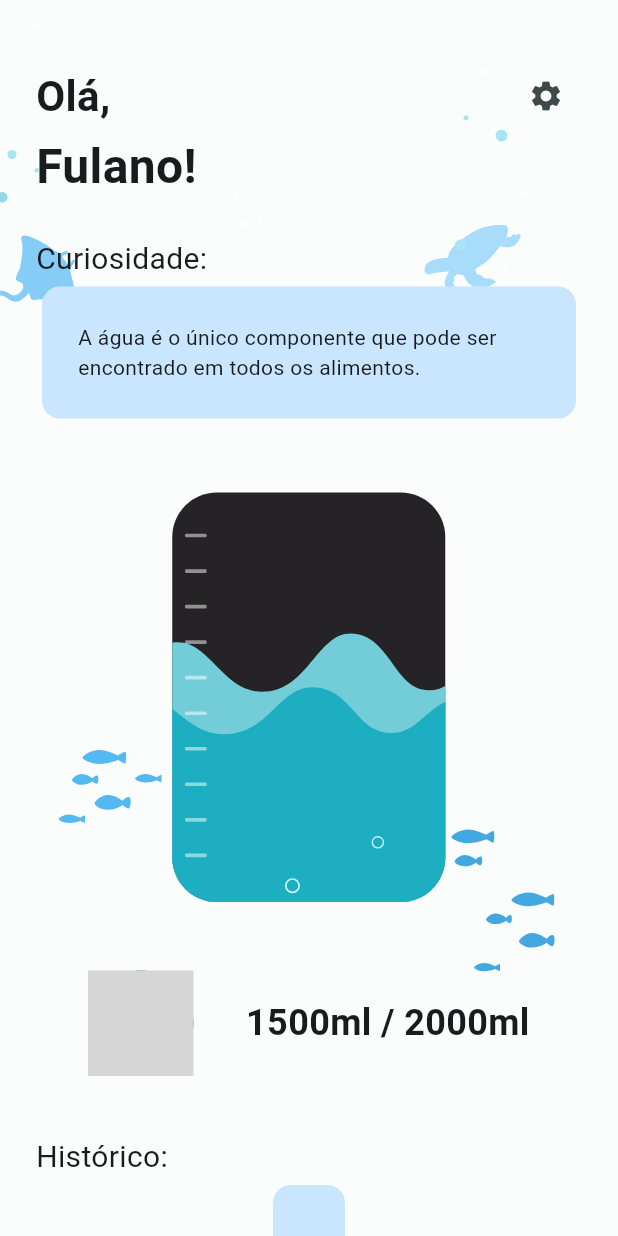
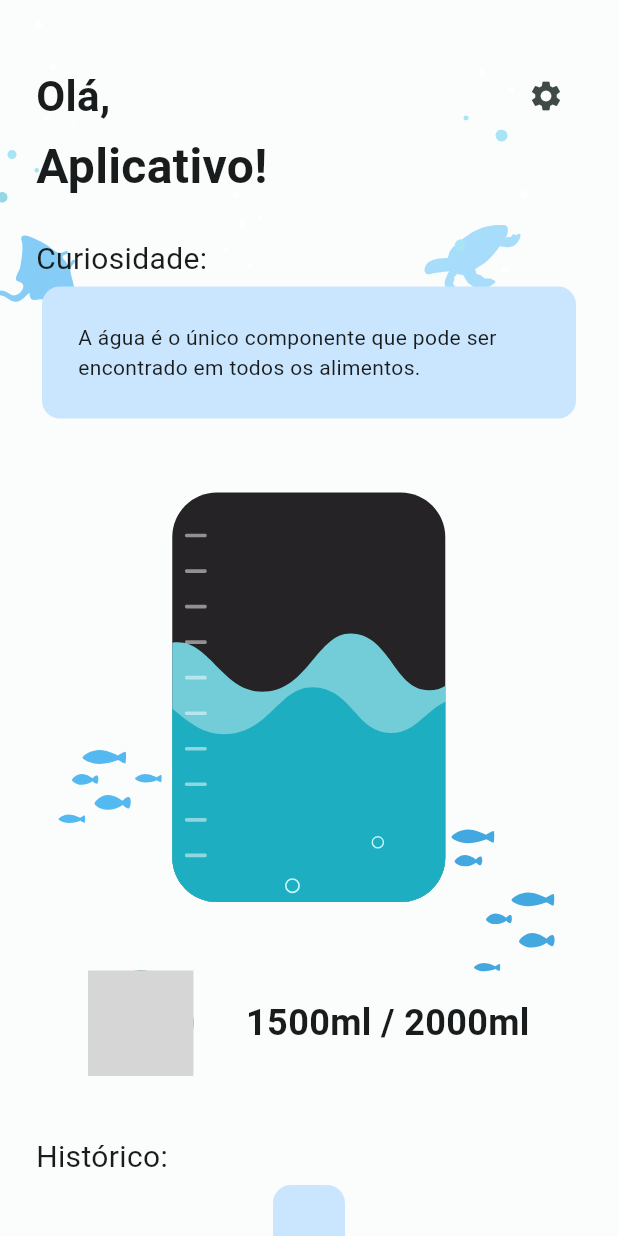
Before and after one commit to MatheusLSantos/waterapp, a Flutter app: the screen it shows after launch, on a phone screen of 412 x 824 dp. Run offline on Flutter 3.47's test engine with Material 2 defaults, Android fonts, the phone set to English and light mode, and no system bars; our stand-ins replace lottie, shared_preferences; grey boxes are pictures that could not be loaded.

Commit message:
update home screen

```diff
--- a/lib/home_screen.dart
+++ b/lib/home_screen.dart
@@ -72,7 +72,7 @@ class _HomeScreenState extends State<HomeScreen> {
                   Container(
                     child: Align(
                       alignment: Alignment.centerLeft,
-                        child: Text("Fulano!", style: TextStyle(fontSize: 32,fontWeight: FontWeight.bold),)),
+                        child: Text("Aplicativo!", style: TextStyle(fontSize: 32,fontWeight: FontWeight.bold),)),
                   ),
                   const SizedBox(height: 24),
                   Row(
```
